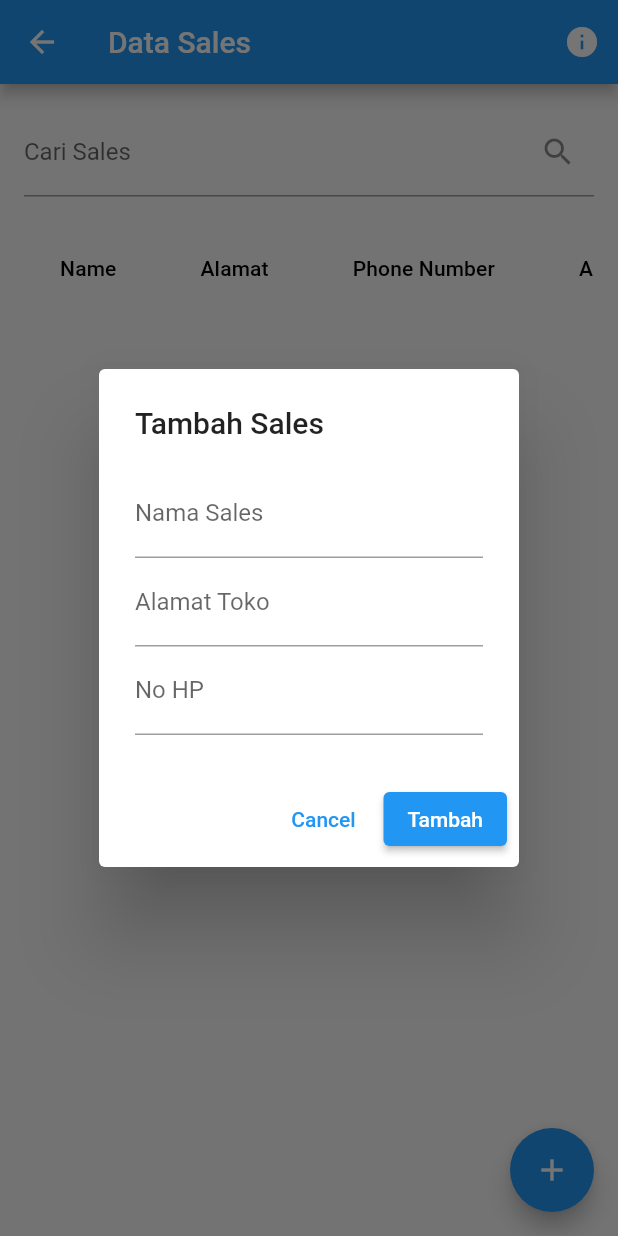
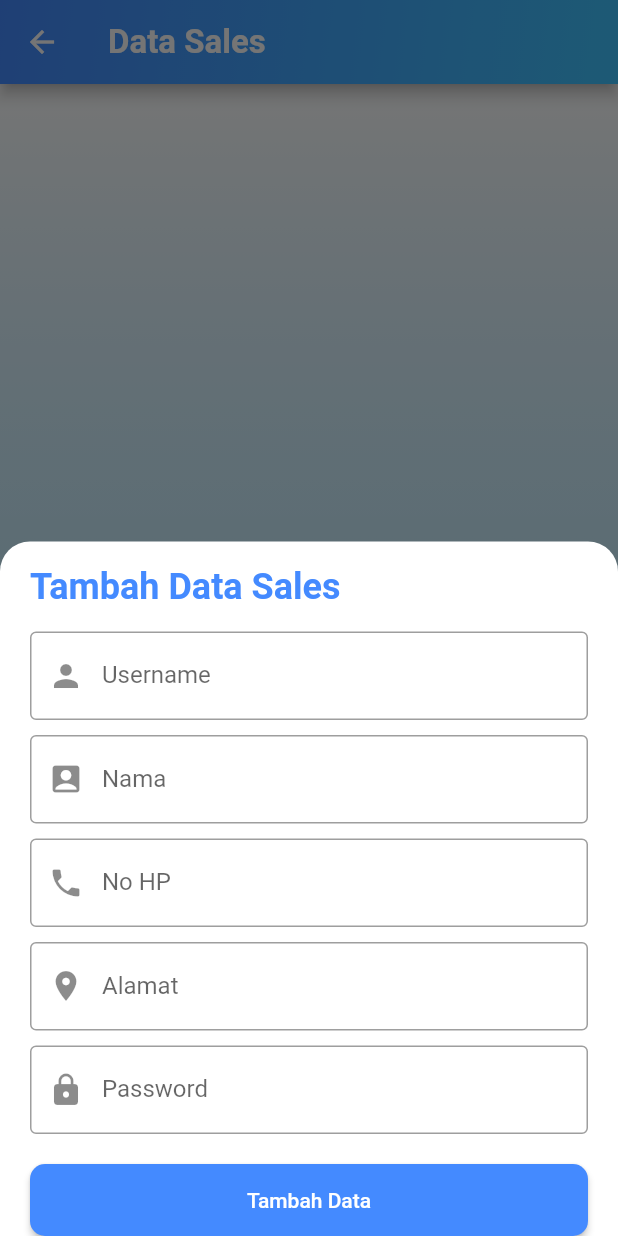
Before and after one commit to alvariezi/sales, a Flutter app: the SalesPage screen opened directly, after a tap on the "add" icon, on a phone screen of 412 x 824 dp. Run offline on Flutter 3.47's test engine with Material 2 defaults, Android fonts, the phone set to English and light mode, and no system bars; our stand-ins replace shared_preferences, shimmer; accounts and stored records are empty; network calls fail.

Commit message:
add post data sales

```diff
--- a/lib/main.dart
+++ b/lib/main.dart
@@ -1,5 +1,4 @@
 import 'package:flutter/material.dart';
-import 'package:sales/screens/Utama.dart';
 import 'package:sales/screens/Utama.dart';
 
 void main() {
--- a/lib/screens/Dashboard.dart
+++ b/lib/screens/Dashboard.dart
@@ -54,7 +54,7 @@ class DashboardPage extends StatelessWidget {
                       onTap: () {
                         Navigator.push(
                           context,
-                          MaterialPageRoute(builder: (context) => const SalesPage()),
+                          MaterialPageRoute(builder: (context) => SalesPage()),
                         );
                       },
                     ),
--- a/lib/screens/sales_page.dart
+++ b/lib/screens/sales_page.dart
@@ -1,136 +1,156 @@
-// ignore_for_file: library_private_types_in_public_api, unused_field
-
 import 'package:flutter/material.dart';
+import 'package:http/http.dart' as http;
+import 'dart:convert';
 import 'package:shared_preferences/shared_preferences.dart';
-import '../components/delete_confirmation_dialog.dart';
-import '../components/sales_dialog.dart';
+import '../components/succes_add_dialog.dart';
 
 class SalesPage extends StatefulWidget {
-  const SalesPage({super.key});
-
   @override
   _SalesPageState createState() => _SalesPageState();
 }
 
 class _SalesPageState extends State<SalesPage> {
-  final List<Map<String, dynamic>> _sales = [];
-  final TextEditingController _nameController = TextEditingController();
+  final TextEditingController _usernameController = TextEditingController();
+  final TextEditingController _namaController = TextEditingController();
+  final TextEditingController _noHPController = TextEditingController();
   final TextEditingController _alamatController = TextEditingController();
-  final TextEditingController _phoneController = TextEditingController();
-  final TextEditingController _searchController = TextEditingController();
-  int? _editingIndex;
-  String? _filterQuery;
+  final TextEditingController _passwordController = TextEditingController();
 
-  @override
-  void dispose() {
-    _nameController.dispose();
-    _alamatController.dispose();
-    _phoneController.dispose();
-    _searchController.dispose();
-    super.dispose();
-  }
+  Future<void> addSales() async {
+    final String apiUrl = 'https://backend-sales-pearl.vercel.app/api/owner/sales';
 
-  Future<void> _debugPrintToken() async {
     final prefs = await SharedPreferences.getInstance();
     final token = prefs.getString('token');
-    debugPrint('Token: $token');
-  }
 
-  void _addSale() {
-    setState(() {
-      _sales.add({
-        'name': _nameController.text,
+    final response = await http.post(
+      Uri.parse(apiUrl),
+      headers: {
+        'Content-Type': 'application/json',
+        'Authorization': 'Bearer $token',
+      },
+      body: jsonEncode({
+        'username': _usernameController.text,
+        'nama': _namaController.text,
+        'noHP': _noHPController.text,
         'alamat': _alamatController.text,
-        'phone': _phoneController.text,
-      });
-      _nameController.clear();
-      _alamatController.clear();
-      _phoneController.clear();
-    });
+        'password': _passwordController.text,
+      }),
+    );
 
-    ScaffoldMessenger.of(context).showSnackBar(
-      const SnackBar(
-        content: Text('Berhasil menambahkan sales'),
-        duration: Duration(seconds: 2),
-      ),
-    );
-  }
-
-  void _editSale(int index) {
-    setState(() {
-      _sales[index] = {
-        'name': _nameController.text,
-        'alamat': _alamatController.text,
-        'phone': _phoneController.text,
-      };
-      _nameController.clear();
-      _alamatController.clear();
-      _phoneController.clear();
-      _editingIndex = null;
-    });
-  }
-
-  void _deleteSale(int index) {
-    setState(() {
-      _sales.removeAt(index);
-    });
-  }
-
-  void _startEditing(int index) {
-    setState(() {
-      _nameController.text = _sales[index]['name'];
-      _alamatController.text = _sales[index]['alamat'];
-      _phoneController.text = _sales[index]['phone'];
-      _editingIndex = index;
-    });
-
-    _showEditDialog(index);
-  }
-
-  void _showAddDialog() {
-    _nameController.clear();
-    _alamatController.clear();
-    _phoneController.clear();
-
+    if (response.statusCode == 200) {
       showDialog(
         context: context,
-      builder: (context) {
-        return SalesDialog(
-          nameController: _nameController,
-          alamatController: _alamatController,
-          phoneController: _phoneController,
-          onConfirm: _addSale,
-          title: 'Tambah Sales',
-          confirmText: 'Tambah',
+        builder: (BuildContext context) {
+          return SuccessDialog(
+            message: 'Data berhasil ditambahkan!',
+            onClose: () {
+              Navigator.of(context).pop(); // Close dialog
+              Navigator.of(context).pop(); // Close bottom sheet
+            },
           );
         },
       );
+    } else {
+      ScaffoldMessenger.of(context).showSnackBar(
+        SnackBar(content: Text('Gagal menambahkan data!')),
+      );
+    }
   }
 
-  void _showEditDialog(int index) {
-    showDialog(
+  void _showAddSalesForm() {
+    showModalBottomSheet(
       context: context,
-      builder: (context) {
-        return SalesDialog(
-          nameController: _nameController,
-          alamatController: _alamatController,
-          phoneController: _phoneController,
-          onConfirm: () => _editSale(index),
-          title: 'Edit Sales',
-          confirmText: 'Update',
-        );
-      },
-    );
-  }
-
-  void _showDeleteConfirmationDialog(int index) {
-    showDialog(
-      context: context,
-      builder: (context) {
-        return DeleteConfirmationDialog(
-          onConfirm: () {
-            _deleteSale(index);
-          },
+      isScrollControlled: true,
+      backgroundColor: Colors.white,
+      shape: RoundedRectangleBorder(
+        borderRadius: BorderRadius.vertical(top: Radius.circular(20)),
+      ),
+      builder: (BuildContext context) {
+        return Padding(
+          padding: EdgeInsets.only(
+            bottom: MediaQuery.of(context).viewInsets.bottom,
+            left: 20,
+            right: 20,
+            top: 16,
+          ),
+          child: SingleChildScrollView(
+            child: Column(
+              crossAxisAlignment: CrossAxisAlignment.start,
+              mainAxisSize: MainAxisSize.min,
+              children: <Widget>[
+                Text(
+                  'Tambah Data Sales',
+                  style: TextStyle(
+                    fontSize: 24,
+                    fontWeight: FontWeight.bold,
+                    color: Colors.blueAccent,
+                  ),
+                ),
+                SizedBox(height: 16),
+                TextField(
+                  controller: _usernameController,
+                  decoration: InputDecoration(
+                    labelText: 'Username',
+                    border: OutlineInputBorder(),
+                    prefixIcon: Icon(Icons.person),
+                  ),
+                ),
+                SizedBox(height: 10),
+                TextField(
+                  controller: _namaController,
+                  decoration: InputDecoration(
+                    labelText: 'Nama',
+                    border: OutlineInputBorder(),
+                    prefixIcon: Icon(Icons.account_box),
+                  ),
+                ),
+                SizedBox(height: 10),
+                TextField(
+                  controller: _noHPController,
+                  decoration: InputDecoration(
+                    labelText: 'No HP',
+                    border: OutlineInputBorder(),
+                    prefixIcon: Icon(Icons.phone),
+                  ),
+                ),
+                SizedBox(height: 10),
+                TextField(
+                  controller: _alamatController,
+                  decoration: InputDecoration(
+                    labelText: 'Alamat',
+                    border: OutlineInputBorder(),
+                    prefixIcon: Icon(Icons.location_on),
+                  ),
+                ),
+                SizedBox(height: 10),
+                TextField(
+                  controller: _passwordController,
+                  decoration: InputDecoration(
+                    labelText: 'Password',
+                    border: OutlineInputBorder(),
+                    prefixIcon: Icon(Icons.lock),
+                  ),
+                  obscureText: true,
+                ),
+                SizedBox(height: 20),
+                SizedBox(
+                  width: double.infinity,
+                  child: ElevatedButton(
+                    onPressed: addSales,
+                    child: Text('Tambah Data'),
+                    style: ElevatedButton.styleFrom(
+                      padding: EdgeInsets.symmetric(vertical: 16),
+                      shape: RoundedRectangleBorder(
+                        borderRadius: BorderRadius.circular(10),
+                      ),
+                      primary: Colors.blueAccent,
+                      onPrimary: Colors.white,
+                    ),
+                  ),
+                ),
+              ],
+            ),
+          ),
         );
       },
     );
@@ -138,104 +158,55 @@ class _SalesPageState extends State<SalesPage> {
 
   @override
   Widget build(BuildContext context) {
-    List<Map<String, dynamic>> filteredSales = _filterQuery == null
-        ? _sales
-        : _sales
-            .where((sale) =>
-                sale['alamat']
-                    .toLowerCase()
-                    .contains(_filterQuery!.toLowerCase()) ||
-                sale['name'].toLowerCase().contains(_filterQuery!.toLowerCase()))
-            .toList();
-
     return Scaffold(
       appBar: AppBar(
-        title: const Text('Data Sales'),
-        actions: [
-          IconButton(
-            icon: const Icon(Icons.info),
-            onPressed: _debugPrintToken,
-          ),
-        ],
-      ),
-      body: SafeArea(
-        child: Padding(
-          padding: const EdgeInsets.all(16.0),
-          child: LayoutBuilder(
-            builder: (context, constraints) {
-              return SingleChildScrollView(
-                child: ConstrainedBox(
-                  constraints: BoxConstraints(minHeight: constraints.maxHeight),
-                  child: IntrinsicHeight(
-                    child: Column(
-                      crossAxisAlignment: CrossAxisAlignment.start,
-                      children: [
-                        TextField(
-                          controller: _searchController,
-                          decoration: const InputDecoration(
-                            labelText: 'Cari Sales',
-                            suffixIcon: Icon(Icons.search),
-                          ),
-                          onChanged: (query) {
-                            setState(() {
-                              _filterQuery = query;
-                            });
-                          },
-                        ),
-                        const SizedBox(height: 20),
-                        Flexible(
-                          child: SingleChildScrollView(
-                            scrollDirection: Axis.horizontal,
-                            child: DataTable(
-                              columns: const [
-                                DataColumn(label: Text('Name')),
-                                DataColumn(label: Text('Alamat')),
-                                DataColumn(label: Text('Phone Number')),
-                                DataColumn(label: Text('Actions')),
-                              ],
-                              rows: filteredSales.map((sale) {
-                                int index = _sales.indexOf(sale);
-                                return DataRow(
-                                  cells: [
-                                    DataCell(Text(sale['name'])),
-                                    DataCell(Text(sale['alamat'] ?? '')),
-                                    DataCell(Text(sale['phone'])),
-                                    DataCell(
-                                      Row(
-                                        children: [
-                                          IconButton(
-                                            icon: const Icon(Icons.edit),
-                                            onPressed: () =>
-                                                _startEditing(index),
-                                          ),
-                                          IconButton(
-                                            icon: const Icon(Icons.delete),
-                                            onPressed: () =>
-                                                _showDeleteConfirmationDialog(index),
-                                          ),
-                                        ],
+        title: Text(
+          'Data Sales',
+          style: TextStyle(
+            color: Colors.white,
+            fontSize: 22,
+            fontWeight: FontWeight.bold,
           ),
         ),
-                                  ],
-                                );
-                              }).toList(),
+        flexibleSpace: Container(
+          decoration: BoxDecoration(
+            gradient: LinearGradient(
+              colors: [Colors.blueAccent, Colors.lightBlueAccent],
+              begin: Alignment.topLeft,
+              end: Alignment.bottomRight,
             ),
           ),
         ),
-                      ],
+      ),
+      body: Container(
+        padding: EdgeInsets.all(16),
+        decoration: BoxDecoration(
+          gradient: LinearGradient(
+            colors: [Colors.white, Colors.lightBlueAccent.withOpacity(0.2)],
+            begin: Alignment.topCenter,
+            end: Alignment.bottomCenter,
           ),
         ),
+        child: Center(
+          child: Text(
+            'Daftar Sales',
+            style: TextStyle(
+              fontSize: 18,
+              fontWeight: FontWeight.w500,
+              color: Colors.blueAccent,
             ),
-              );
-            },
           ),
         ),
       ),
       floatingActionButton: FloatingActionButton(
-        onPressed: _showAddDialog,
-        child: const Icon(Icons.add),
+        onPressed: _showAddSalesForm,
+        child: Icon(Icons.add),
+        backgroundColor: Colors.blueAccent,
+        elevation: 5,
+        shape: RoundedRectangleBorder(
+          borderRadius: BorderRadius.circular(15),
         ),
-      floatingActionButtonLocation: FloatingActionButtonLocation.endFloat,
+      ),
     );
   }
 }
```
Also changed, not shown: lib/screens/LoginSales.dart (added), lib/screens/RegisterSales.dart (added). Lines whose indentation alone changed are shown as unchanged.
